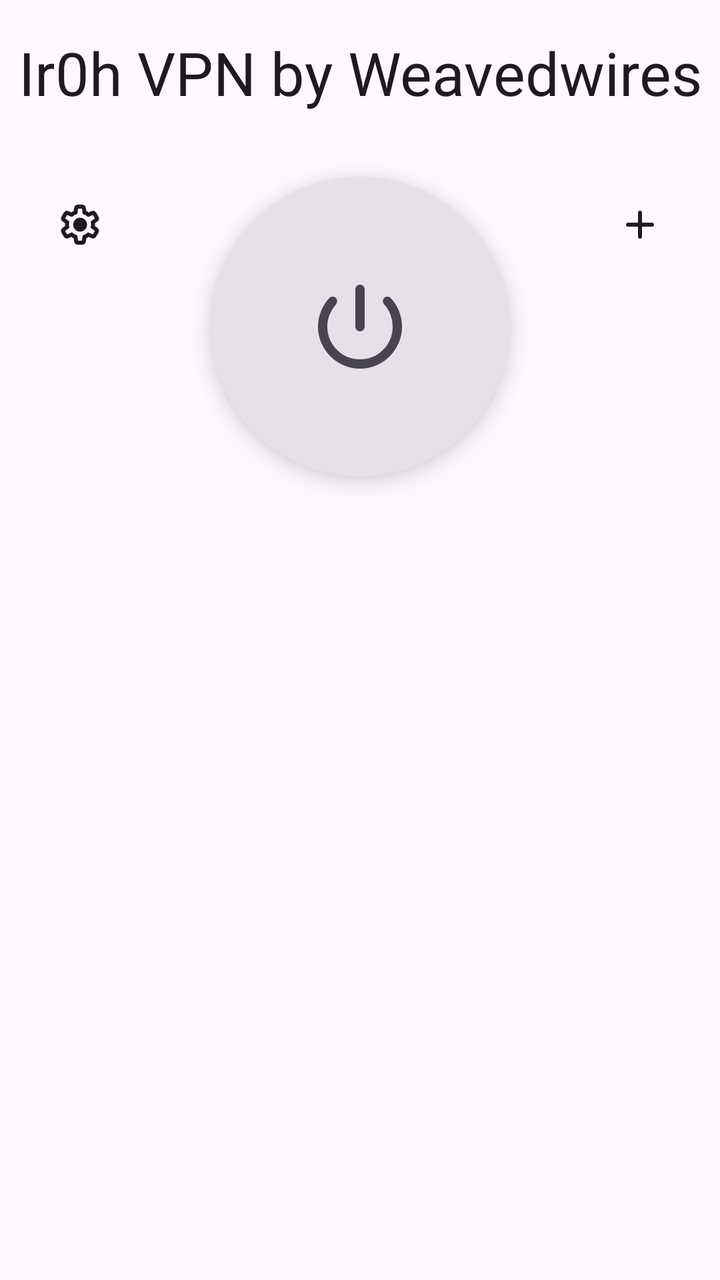
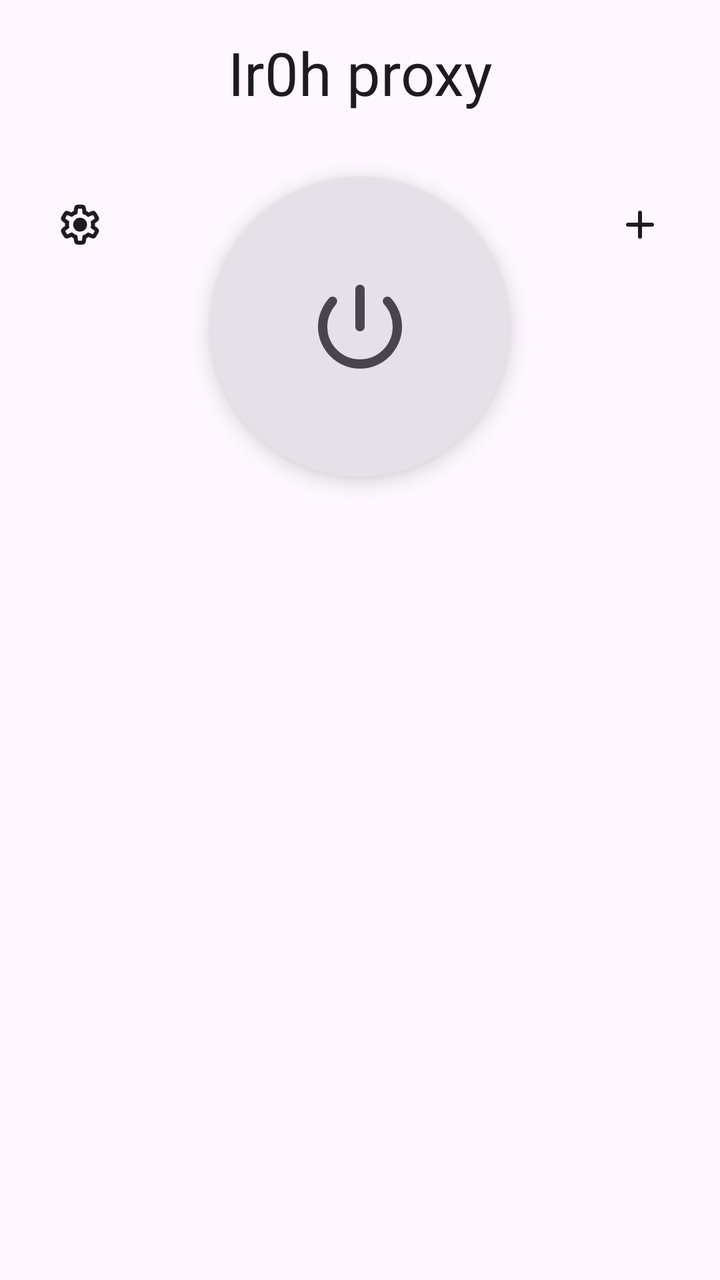

The first picture is an Android layout as it rendered before a commit; the second is the same layout after the commit. The layout source and the unified diff follow.
<!-- AndroidManifest.xml: application theme Theme.IrohProxy -->
<!-- res/layout/activity_main.xml -->
<?xml version="1.0" encoding="utf-8"?>
<androidx.constraintlayout.widget.ConstraintLayout xmlns:android="http://schemas.android.com/apk/res/android"
    xmlns:app="http://schemas.android.com/apk/res-auto"
    xmlns:tools="http://schemas.android.com/tools"
    android:id="@+id/main"
    android:layout_width="match_parent"
    android:layout_height="match_parent">

    <TextView
        android:id="@+id/page_name"
        android:layout_width="0dp"
        android:layout_height="wrap_content"
        android:layout_marginTop="16dp"
        android:gravity="center"
        android:text="@string/app_name_with_nick"
        android:textAppearance="?attr/textAppearanceHeadlineSmall"
        android:textSize="30sp"
        app:layout_constraintEnd_toEndOf="parent"
        app:layout_constraintStart_toStartOf="parent"
        app:layout_constraintTop_toTopOf="parent" />

    <ImageButton
        android:id="@+id/settings_button"
        android:layout_width="48dp"
        android:layout_height="48dp"
        android:layout_marginStart="16dp"
        android:layout_marginTop="32dp"
        android:background="?attr/selectableItemBackgroundBorderless"
        android:contentDescription="@string/settings"
        android:src="@drawable/ic_settings"
        app:layout_constraintStart_toStartOf="parent"
        app:layout_constraintTop_toBottomOf="@id/page_name"
        app:tint="?attr/colorOnSurface" />

    <ImageButton
        android:id="@+id/add_button"
        android:layout_width="48dp"
        android:layout_height="48dp"
        android:layout_marginTop="32dp"
        android:layout_marginEnd="16dp"
        android:background="?attr/selectableItemBackgroundBorderless"
        android:contentDescription="@string/add_connection"
        android:src="@drawable/ic_add"
        app:layout_constraintEnd_toEndOf="parent"
        app:layout_constraintTop_toBottomOf="@id/page_name"
        app:tint="?attr/colorOnSurface" />

    <androidx.recyclerview.widget.RecyclerView
        android:id="@+id/connection_list"
        android:layout_width="0dp"
        android:layout_height="0dp"
        android:layout_marginTop="24dp"
        android:clipToPadding="false"
        app:layout_constraintBottom_toBottomOf="parent"
        app:layout_constraintEnd_toEndOf="parent"
        app:layout_constraintStart_toStartOf="parent"
        app:layout_constraintTop_toBottomOf="@+id/enable_button" />

    <com.google.android.material.floatingactionbutton.FloatingActionButton
        android:id="@+id/enable_button"
        android:layout_width="wrap_content"
        android:layout_height="wrap_content"
        android:layout_marginTop="32dp"
        android:contentDescription="@string/enable"
        app:backgroundTint="?attr/colorSurfaceContainerHighest"
        app:fabCustomSize="150dp"
        android:tooltipText="@string/enable"
        app:layout_constraintEnd_toStartOf="@+id/add_button"
        app:layout_constraintStart_toEndOf="@+id/settings_button"
        app:layout_constraintTop_toBottomOf="@+id/page_name"
        app:maxImageSize="56dp"
        app:shapeAppearanceOverlay="@style/ShapeAppearanceOverlay.IrohProxy.Circle"
        app:srcCompat="@drawable/ic_power"
        app:tint="?attr/colorOnSurfaceVariant" />
</androidx.constraintlayout.widget.ConstraintLayout>
<!-- resources referenced by this layout -->
<resources>
  <!-- drawable ic_add (drawable) -->
  <vector xmlns:android="http://schemas.android.com/apk/res/android"
      android:width="24dp"
      android:height="24dp"
      android:viewportWidth="24"
      android:viewportHeight="24">
      <group
          android:scaleX="0.025"
          android:scaleY="0.025"
          android:translateY="24">
          <path
              android:fillColor="#FF000000"
              android:pathData="M440-440H240q-17 0-28.5-11.5T200-480q0-17 11.5-28.5T240-520h200v-200q0-17 11.5-28.5T480-760q17 0 28.5 11.5T520-720v200h200q17 0 28.5 11.5T760-480q0 17-11.5 28.5T720-440H520v200q0 17-11.5 28.5T480-200q-17 0-28.5-11.5T440-240v-200Z" />
      </group>
  </vector>
  <!-- drawable ic_power (drawable) -->
  <vector xmlns:android="http://schemas.android.com/apk/res/android"
      android:width="24dp"
      android:height="24dp"
      android:viewportWidth="24"
      android:viewportHeight="24">
      <group
          android:scaleX="0.025"
          android:scaleY="0.025"
          android:translateY="24">
          <path
              android:fillColor="#FF000000"
              android:pathData="M440-480v-320q0-17 11.5-28.5T480-840q17 0 28.5 11.5T520-800v320q0 17-11.5 28.5T480-440q-17 0-28.5-11.5T440-480Zm40 360q-74 0-139.5-28.5T226-226q-49-49-77.5-114.5T120-480q0-69 25.5-132.5T217-726q11-12 28-12t29 12q11 11 10 27.5T272-669q-34 38-53 86.5T200-480q0 116 82 198t198 82q117 0 198.5-82T760-480q0-54-19-103.5T687-671q-11-12-11.5-28t10.5-27q12-12 29-12t28 12q47 50 72 113.5T840-480q0 74-28.5 139.5t-77 114.5q-48.5 49-114 77.5T480-120Z" />
      </group>
  </vector>
  <!-- drawable ic_settings (drawable) -->
  <vector xmlns:android="http://schemas.android.com/apk/res/android"
      android:width="24dp"
      android:height="24dp"
      android:viewportWidth="24"
      android:viewportHeight="24">
      <group
          android:scaleX="0.025"
          android:scaleY="0.025"
          android:translateY="24">
          <path
              android:fillColor="#FF000000"
              android:pathData="M433-80q-27 0-46.5-18T363-142l-9-66q-13-5-24.5-12T307-235l-62 26q-25 11-50 2t-39-32l-47-82q-14-23-8-49t27-43l53-40q-1-7-1-13.5v-27q0-6.5 1-13.5l-53-40q-21-17-27-43t8-49l47-82q14-23 39-32t50 2l62 26q11-8 23-15t24-12l9-66q4-26 23.5-44t46.5-18h94q27 0 46.5 18t23.5 44l9 66q13 5 24.5 12t22.5 15l62-26q25-11 50-2t39 32l47 82q14 23 8 49t-27 43l-53 40q1 7 1 13.5v27q0 6.5-2 13.5l53 40q21 17 27 43t-8 49l-48 82q-14 23-39 32t-50-2l-60-26q-11 8-23 15t-24 12l-9 66q-4 26-23.5 44T527-80h-94Zm7-80h79l14-106q31-8 57.5-23.5T639-327l99 41 39-68-86-65q5-14 7-29.5t2-31.5q0-16-2-31.5t-7-29.5l86-65-39-68-99 42q-22-23-48.5-38.5T533-694l-13-106h-79l-14 106q-31 8-57.5 23.5T321-633l-99-41-39 68 86 64q-5 15-7 30t-2 32q0 16 2 31t7 30l-86 65 39 68 99-42q22 23 48.5 38.5T427-266l13 106Zm42-180q58 0 99-41t41-99q0-58-41-99t-99-41q-59 0-99.5 41T342-480q0 58 40.5 99t99.5 41Zm-2-140Z" />
      </group>
  </vector>
  <string name="add_connection">Добавить</string>
  <string name="app_name_with_nick">Ir0h VPN by Weavedwires</string>
  <string name="enable">Вкл.</string>
  <string name="settings">Настройки</string>
  <style name="ShapeAppearanceOverlay.IrohProxy.Circle" parent="">
          <item name="cornerFamily">rounded</item>
          <item name="cornerSize">50%</item>
      </style>
  <style name="Theme.IrohProxy" parent="Base.Theme.IrohProxy" />
  <style name="Base.Theme.IrohProxy" parent="Theme.Material3.DayNight.NoActionBar">
          
          
      </style>
</resources>

<!-- the commit's change to res/layout/activity_main.xml (unified diff, before → after) -->
@@ -1,7 +1,6 @@
 <?xml version="1.0" encoding="utf-8"?>
 <androidx.constraintlayout.widget.ConstraintLayout xmlns:android="http://schemas.android.com/apk/res/android"
     xmlns:app="http://schemas.android.com/apk/res-auto"
-    xmlns:tools="http://schemas.android.com/tools"
     android:id="@+id/main"
     android:layout_width="match_parent"
     android:layout_height="match_parent">
@@ -12,7 +11,7 @@
         android:layout_height="wrap_content"
         android:layout_marginTop="16dp"
         android:gravity="center"
-        android:text="@string/app_name_with_nick"
+        android:text="@string/app_name"
         android:textAppearance="?attr/textAppearanceHeadlineSmall"
         android:textSize="30sp"
         app:layout_constraintEnd_toEndOf="parent"
<!-- resource entries referenced after the edit -->
@@ -46,7 +46,7 @@
       </group>
   </vector>
   <string name="add_connection">Добавить</string>
-  <string name="app_name_with_nick">Ir0h VPN by Weavedwires</string>
+  <string name="app_name">Ir0h proxy</string>
   <string name="enable">Вкл.</string>
   <string name="settings">Настройки</string>
   <style name="ShapeAppearanceOverlay.IrohProxy.Circle" parent="">
